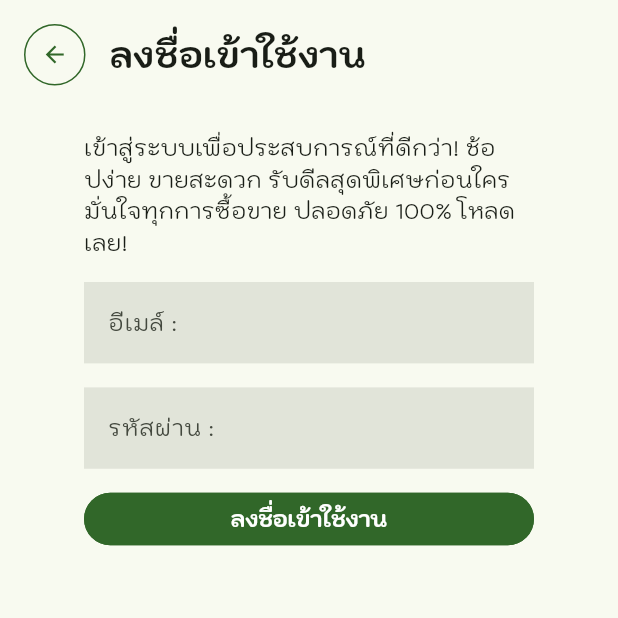
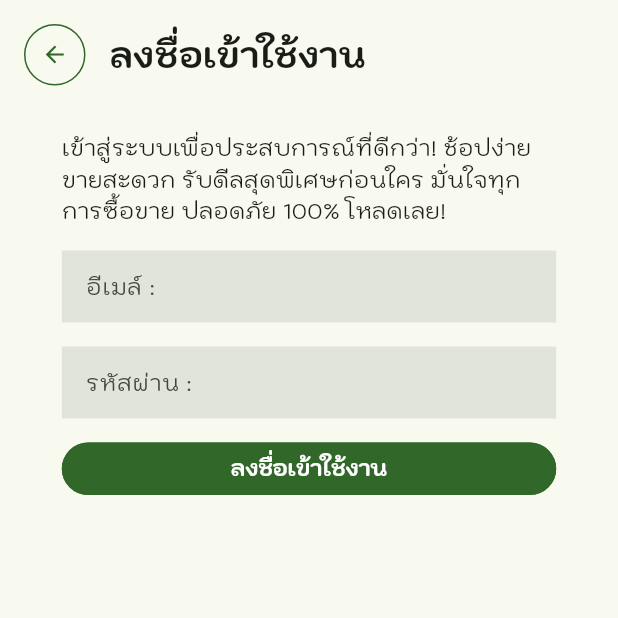
Before and after one commit to masterUNG/shoppingonline, a Flutter app: the SignInPage screen opened by its route, on a phone screen of 412 x 824 dp, the top half of it. Run offline on Flutter 3.47's test engine with Material 3 defaults, Android fonts, the phone set to English and light mode, and no system bars; drawn by our look-alikes of getwidget; our stand-ins replace cloud_firestore, firebase_auth, firebase_core, flutter_widget_from_html, get, introduction_screen; accounts and stored records are empty.

Commit message:
update 22march

```diff
--- a/lib/states/signin_page.dart
+++ b/lib/states/signin_page.dart
@@ -26,6 +26,7 @@ class _SignInPageState extends State<SignInPage> {
   Widget build(BuildContext context) {
     return Scaffold(
       body: SafeArea(
+          child: GestureDetector(onTap: () => FocusManager.instance.primaryFocus?.unfocus(),
             child: SizedBox(
                 width: Get.width,
                 height: Get.height,
@@ -40,7 +41,7 @@ class _SignInPageState extends State<SignInPage> {
                         mainAxisAlignment: MainAxisAlignment.center,
                         children: [
                           SizedBox(
-                            width: 300,
+                              width: Get.width * 0.8,
                               child: Form(
                                   key: keyForm,
                                   child: ListView(children: [
@@ -58,7 +59,7 @@ class _SignInPageState extends State<SignInPage> {
                                           return null;
                                         }
                                       },
-                                    label: 'อีเมล์ :',
+                                      hintText: 'อีเมล์ :',
                                       keyboardType: TextInputType.emailAddress,
                                     ),
                                     SizedBox(height: 16),
@@ -73,7 +74,7 @@ class _SignInPageState extends State<SignInPage> {
                                           return null;
                                         }
                                       },
-                                    label: 'รหัสผ่าน :',
+                                      hintText: 'รหัสผ่าน :',
                                     ),
                                     SizedBox(height: 16),
                                     WidgetButton(
@@ -84,7 +85,8 @@ class _SignInPageState extends State<SignInPage> {
                       ),
                     ),
                   ),
-              ]))),
+                ])),
+          )),
     );
   }
 
--- a/lib/states/signup_page.dart
+++ b/lib/states/signup_page.dart
@@ -31,6 +31,7 @@ class _SignUpPageState extends State<SignUpPage> {
   Widget build(BuildContext context) {
     return Scaffold(
       body: SafeArea(
+          child: GestureDetector(onTap: () => FocusManager.instance.primaryFocus?.unfocus(),
             child: SizedBox(
                     width: Get.width,
                     height: Get.height,
@@ -46,7 +47,7 @@ class _SignUpPageState extends State<SignUpPage> {
                     mainAxisAlignment: MainAxisAlignment.center,
                     children: [
                       SizedBox(
-                      width: 300,
+                        width: Get.width * 0.8,
                         child: Form(
                           key: keyForm,
                           child: ListView(
@@ -182,6 +183,7 @@ class _SignUpPageState extends State<SignUpPage> {
               elementBottom(),
             ],
                     ),
+                  ),
           )),
     );
   }
--- a/lib/widgets/widget_form.dart
+++ b/lib/widgets/widget_form.dart
@@ -8,12 +8,14 @@ class WidgetForm extends StatelessWidget {
   const WidgetForm({
     Key? key,
     this.label,
+    this.hintText,
     this.keyboardType,
     this.controller,
     this.validator,
   }) : super(key: key);
 
   final String? label;
+  final String? hintText;
   final TextInputType? keyboardType;
   final TextEditingController? controller;
   final String? Function(String?)? validator;
@@ -29,7 +31,8 @@ class WidgetForm extends StatelessWidget {
             filled: true,
             border: InputBorder.none,
             labelText: label,
-          labelStyle: AppConstant.h3Style(), errorStyle: AppConstant.h3Style(color: GFColors.DANGER)),
-    );
+            labelStyle: AppConstant.h3Style(),
+            errorStyle: AppConstant.h3Style(color: GFColors.DANGER),
+            hintText: hintText, hintStyle: AppConstant.h3Style()));
   }
 }
```
Lines whose indentation alone changed are shown as unchanged.
